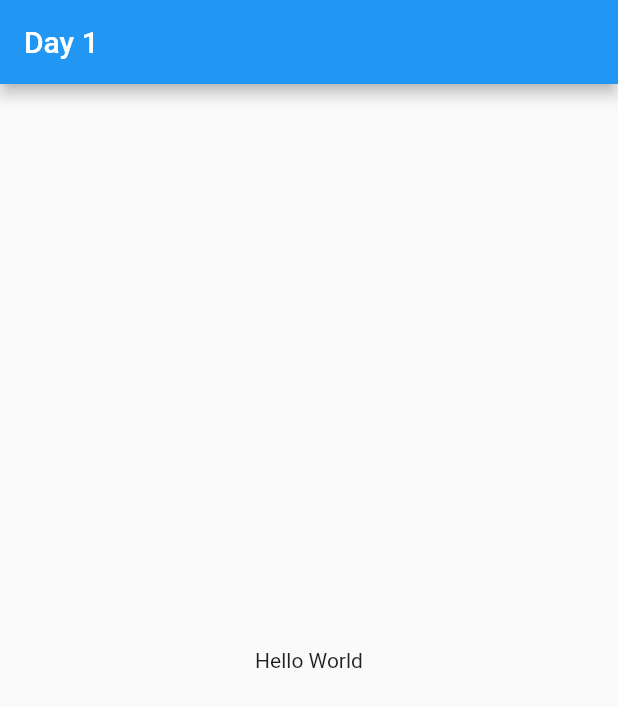
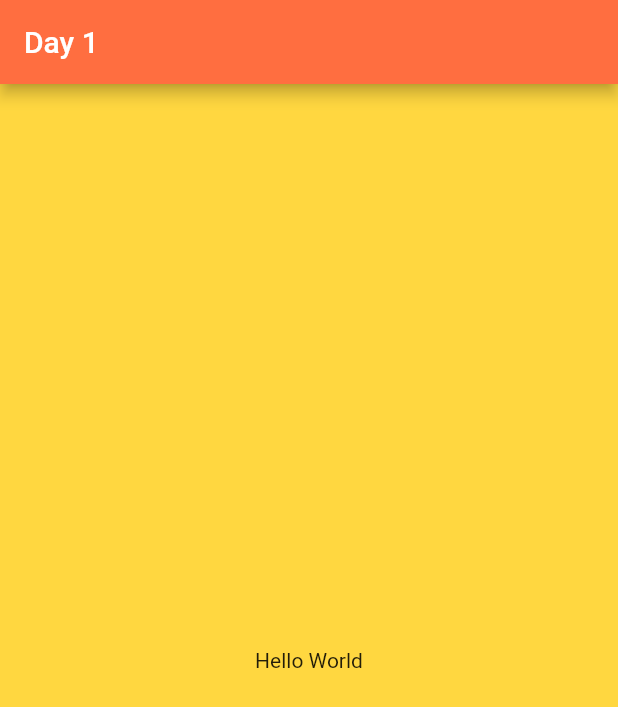
Before and after one commit to viralkumar28/All_flutter, a Flutter app: the screen it shows after launch, on a phone screen of 412 x 824 dp. Shown: the top 707 px of the screen. Run offline on Flutter 3.47's test engine with Material 2 defaults, Android fonts, the phone set to English and light mode, and no system bars.

Commit message:
Initial Commit

```diff
--- a/lib/main.dart
+++ b/lib/main.dart
@@ -11,11 +11,17 @@ class MyApp extends StatelessWidget {
     return MaterialApp(
       title: "New App Day 1",
       home: Scaffold(
+        backgroundColor: Colors.amberAccent,
+
         appBar: AppBar(
+          backgroundColor: Colors.deepOrangeAccent,
+          // leading: Icon(Icons.home),
+
           title: Text('Day 1'),
 
         ),
         body: const Center(
+
           child: Text(
             "Hello World"
           ),
```
